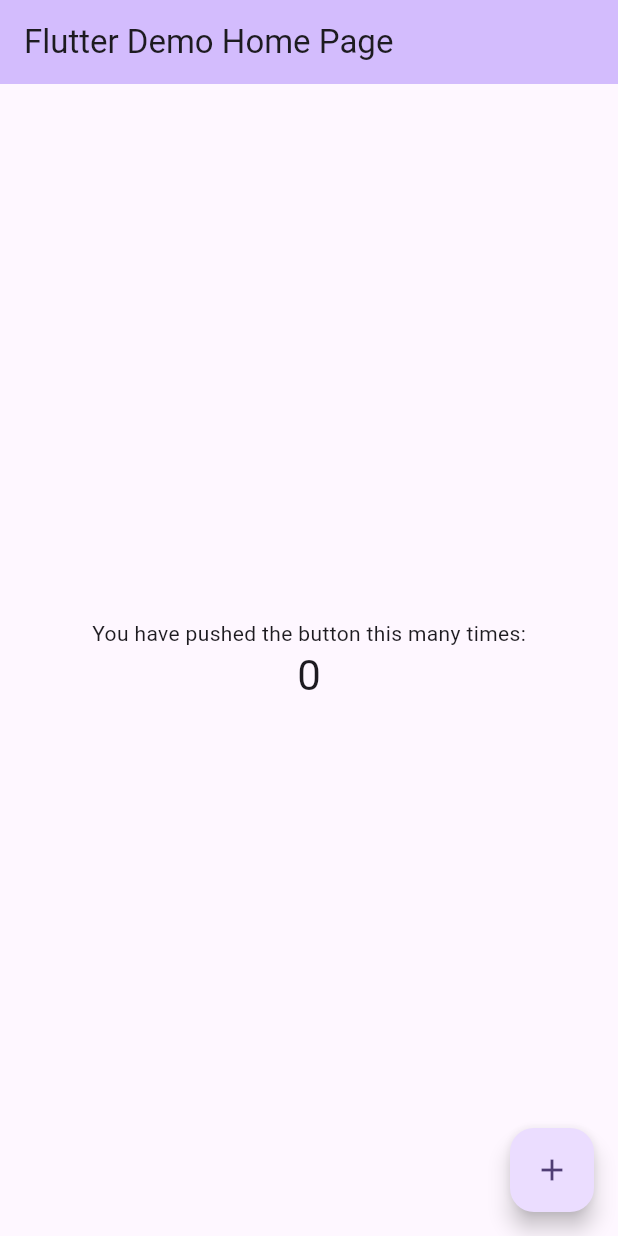
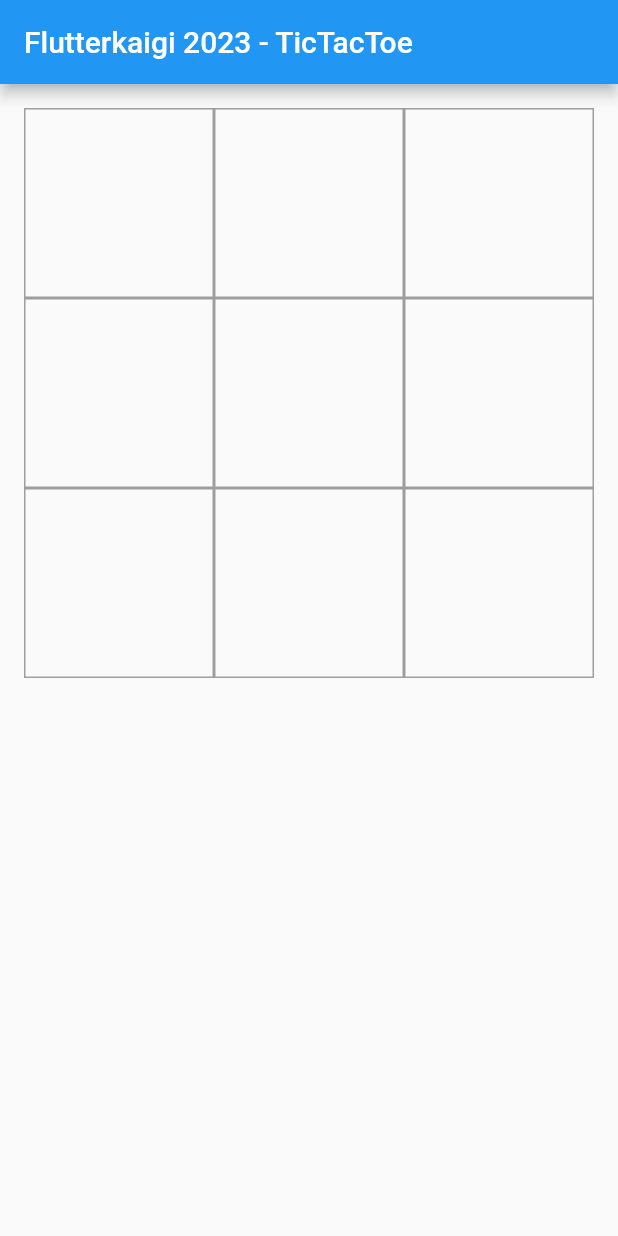
Before and after one commit to zakihaya/tic_tac_toe_handson, a Flutter app: the screen it shows after launch, on a phone screen of 412 x 824 dp. Run offline on Flutter 3.47's test engine with Material 2 defaults, Android fonts, the phone set to English and light mode, and no system bars.

Commit message:
UIの実装

```diff
--- a/lib/main.dart
+++ b/lib/main.dart
@@ -1,4 +1,5 @@
 import 'package:flutter/material.dart';
+import 'package:tuc_tac_toe_handson/view/board.dart';
 
 void main() {
   runApp(const MyApp());
@@ -11,115 +12,17 @@
   @override
   Widget build(BuildContext context) {
     return MaterialApp(
-      title: 'Flutter Demo',
+      title: 'FlutterKaigi 2023 - TicTacToe',
       theme: ThemeData(
-        // This is the theme of your application.
-        //
-        // TRY THIS: Try running your application with "flutter run". You'll see
-        // the application has a blue toolbar. Then, without quitting the app,
-        // try changing the seedColor in the colorScheme below to Colors.green
-        // and then invoke "hot reload" (save your changes or press the "hot
-        // reload" button in a Flutter-supported IDE, or press "r" if you used
-        // the command line to start the app).
-        //
-        // Notice that the counter didn't reset back to zero; the application
-        // state is not lost during the reload. To reset the state, use hot
-        // restart instead.
-        //
-        // This works for code too, not just values: Most code changes can be
-        // tested with just a hot reload.
-        colorScheme: ColorScheme.fromSeed(seedColor: Colors.deepPurple),
-        useMaterial3: true,
+        primarySwatch: Colors.blue,
       ),
-      home: const MyHomePage(title: 'Flutter Demo Home Page'),
+      darkTheme: ThemeData.dark(),
+      home: Scaffold(
+        appBar: AppBar(
+          title: const Text("Flutterkaigi 2023 - TicTacToe"),
+        ),
+        body: const Board(),
+      ),
     );
   }
 }
-
-class MyHomePage extends StatefulWidget {
-  const MyHomePage({super.key, required this.title});
-
-  // This widget is the home page of your application. It is stateful, meaning
-  // that it has a State object (defined below) that contains fields that affect
-  // how it looks.
-
-  // This class is the configuration for the state. It holds the values (in this
-  // case the title) provided by the parent (in this case the App widget) and
-  // used by the build method of the State. Fields in a Widget subclass are
-  // always marked "final".
-
-  final String title;
-
-  @override
-  State<MyHomePage> createState() => _MyHomePageState();
-}
-
-class _MyHomePageState extends State<MyHomePage> {
-  int _counter = 0;
-
-  void _incrementCounter() {
-    setState(() {
-      // This call to setState tells the Flutter framework that something has
-      // changed in this State, which causes it to rerun the build method below
-      // so that the display can reflect the updated values. If we changed
-      // _counter without calling setState(), then the build method would not be
-      // called again, and so nothing would appear to happen.
-      _counter++;
-    });
-  }
-
-  @override
-  Widget build(BuildContext context) {
-    // This method is rerun every time setState is called, for instance as done
-    // by the _incrementCounter method above.
-    //
-    // The Flutter framework has been optimized to make rerunning build methods
-    // fast, so that you can just rebuild anything that needs updating rather
-    // than having to individually change instances of widgets.
-    return Scaffold(
-      appBar: AppBar(
-        // TRY THIS: Try changing the color here to a specific color (to
-        // Colors.amber, perhaps?) and trigger a hot reload to see the AppBar
-        // change color while the other colors stay the same.
-        backgroundColor: Theme.of(context).colorScheme.inversePrimary,
-        // Here we take the value from the MyHomePage object that was created by
-        // the App.build method, and use it to set our appbar title.
-        title: Text(widget.title),
-      ),
-      body: Center(
-        // Center is a layout widget. It takes a single child and positions it
-        // in the middle of the parent.
-        child: Column(
-          // Column is also a layout widget. It takes a list of children and
-          // arranges them vertically. By default, it sizes itself to fit its
-          // children horizontally, and tries to be as tall as its parent.
-          //
-          // Column has various properties to control how it sizes itself and
-          // how it positions its children. Here we use mainAxisAlignment to
-          // center the children vertically; the main axis here is the vertical
-          // axis because Columns are vertical (the cross axis would be
-          // horizontal).
-          //
-          // TRY THIS: Invoke "debug painting" (choose the "Toggle Debug Paint"
-          // action in the IDE, or press "p" in the console), to see the
-          // wireframe for each widget.
-          mainAxisAlignment: MainAxisAlignment.center,
-          children: <Widget>[
-            const Text(
-              'You have pushed the button this many times:',
-            ),
-            Text(
-              '$_counter',
-              style: Theme.of(context).textTheme.headlineMedium,
-            ),
-          ],
-        ),
-      ),
-      floatingActionButton: FloatingActionButton(
-        onPressed: _incrementCounter,
-        tooltip: 'Increment',
-        child: const Icon(Icons.add),
-      ), // This trailing comma makes auto-formatting nicer for build methods.
-    );
-  }
-}
--- /dev/null
+++ b/lib/view/board.dart
@@ -0,0 +1,61 @@
+import 'package:flutter/material.dart';
+import 'package:tuc_tac_toe_handson/model/tic_tac_toe.dart';
+
+class Board extends StatefulWidget {
+  const Board({Key? key}) : super(key: key);
+
+  @override
+  State<StatefulWidget> createState() => _BoardState();
+}
+
+class _BoardState extends State<Board> {
+  // ゲームの状態
+  TicTacToe _ticTacToe = TicTacToe.start(playerX: "Dash", playerO: "Sparky");
+
+  @override
+  Widget build(BuildContext context) {
+    // 画面いっぱいに描画領域だけを確保しています
+    return Padding(
+      padding: const EdgeInsets.all(16),
+      child: Column(
+        children: [
+          GridView.builder(
+            shrinkWrap: true,
+            gridDelegate: const SliverGridDelegateWithFixedCrossAxisCount(
+              crossAxisCount: 3, // 横方向のマス数(3個)
+            ),
+            itemCount: 9, // 縦横のマス数の合計(3x3=9個),
+            itemBuilder: (context, index) {
+              final row = index ~/ 3; // 行番号
+              final col = index % 3; // 列番号
+              final mark = _ticTacToe.board[row][col]; // マス目の状態
+
+              return GestureDetector(
+                onTap: () {
+                  setState(() {
+                    final winner = _ticTacToe.getWinner();
+                    if (mark.isEmpty && winner.isEmpty) {
+                      _ticTacToe = _ticTacToe.placeMark(row, col);
+                    }
+                  });
+                },
+                child: Container(
+                  // マス目の罫線をgrayで描画
+                  decoration: BoxDecoration(
+                    border: Border.all(color: Colors.grey),
+                  ),
+                  child: Center(
+                    child: Text(
+                      mark,
+                      style: const TextStyle(fontSize: 32),
+                    ),
+                  ),
+                ),
+              );
+            },
+          )
+        ],
+      ),
+    );
+  }
+}
```
